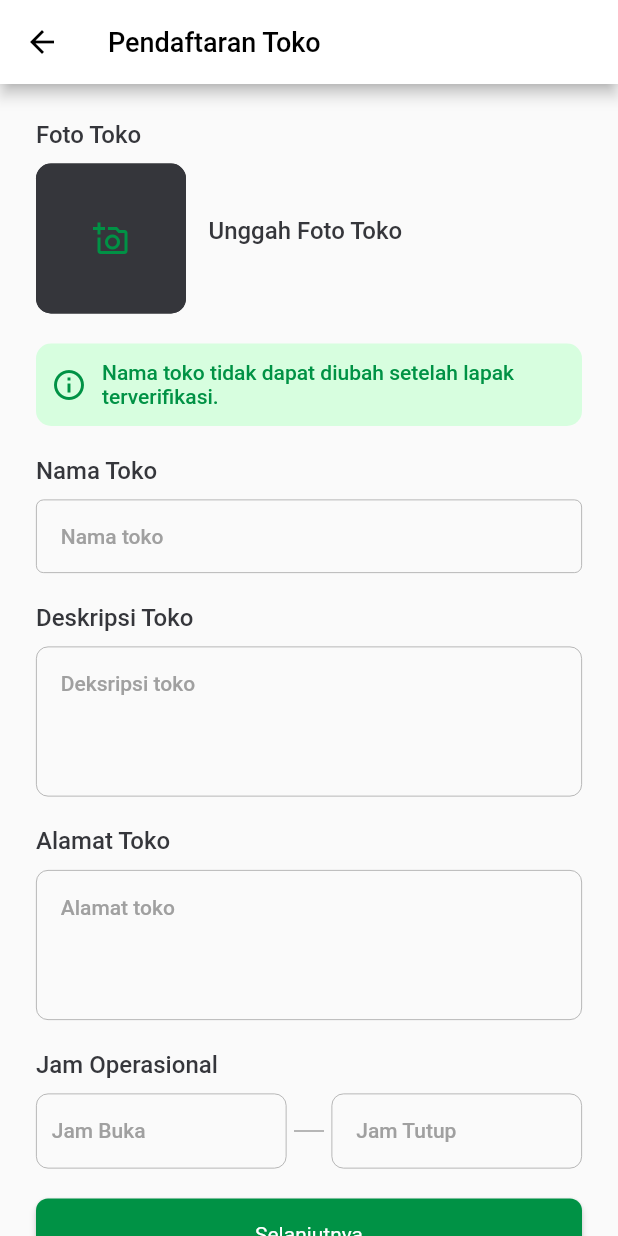
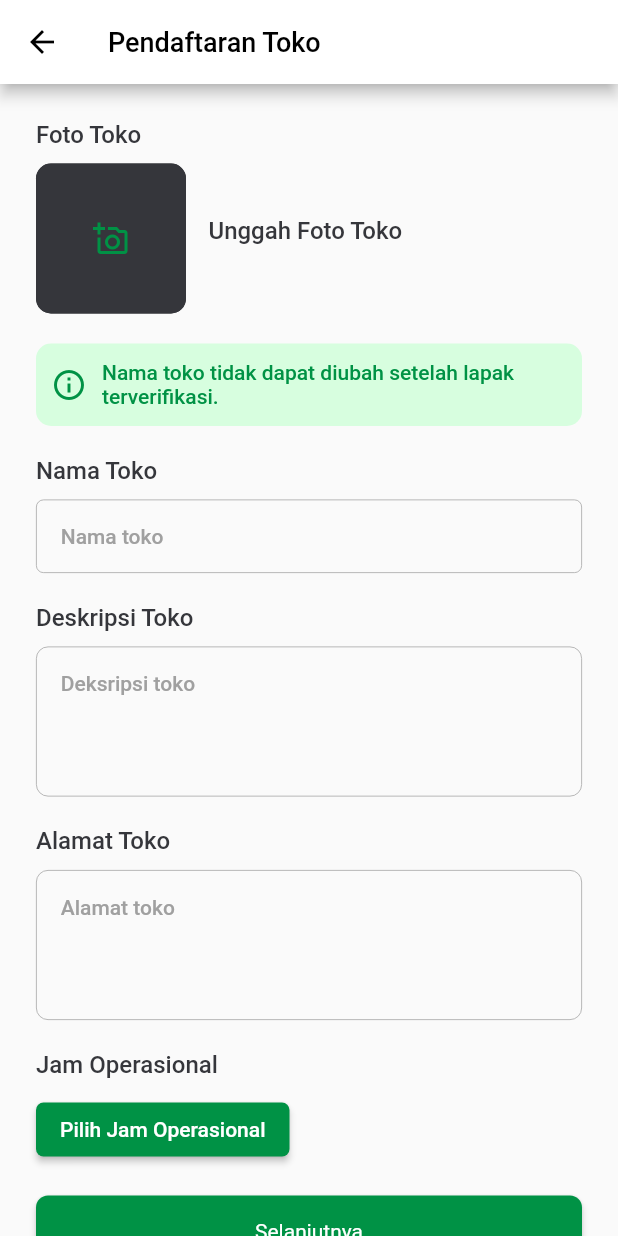
Before and after one commit to Akbarrzql/KangSayur-Seller, a Flutter app: the register_toko screen opened directly, on a phone screen of 412 x 824 dp. Run offline on Flutter 3.47's test engine with Material 2 defaults, Android fonts, the phone set to English and light mode, and no system bars; our stand-ins replace animated_splash_screen, currency_text_input_formatter, flutter_keyboard_visibility, flutter_map, flutter_rating_bar, flutter_svg and 7 more; project files that could hold a hidden picture were left out.

Commit message:
fix [AR]: change selected jam operasional

```diff
--- a/lib/main.dart
+++ b/lib/main.dart
@@ -43,7 +43,7 @@ class MyApp extends StatelessWidget {
         // is not restarted.
         primarySwatch: Colors.green,
       ),
-      home: const register_toko(selectedCategories: []),
+      home: const SplashScreen(),
     );
   }
 }
--- a/lib/ui/auth/register/kategori_toko.dart
+++ b/lib/ui/auth/register/kategori_toko.dart
@@ -35,7 +35,7 @@ class _KategoriTokoState extends State<KategoriToko> {
       context,
       MaterialPageRoute(
         builder: (context) => register_toko(
-          selectedCategories: isChecked,
+          selectedCategoriesOperasional: isChecked,
         ),
       ),
     );
@@ -50,7 +50,7 @@ class _KategoriTokoState extends State<KategoriToko> {
         leading: IconButton(
           icon: Icon(Icons.arrow_back, color: Colors.black),
           onPressed: () => Navigator.of(context).pushAndRemoveUntil(
-              MaterialPageRoute(builder: (context) => register_toko(selectedCategories: [],)),
+              MaterialPageRoute(builder: (context) => register_toko(selectedCategoriesOperasional: [],)),
                   (Route<dynamic> route) => false),
         ),
         backgroundColor: Colors.white,
--- a/lib/ui/auth/register/register_pemilik.dart
+++ b/lib/ui/auth/register/register_pemilik.dart
@@ -161,8 +161,8 @@ class _register_pemilikState extends State<register_pemilik> {
                       Navigator.push(
                         context,
                         MaterialPageRoute(
-                          builder: (context) => const register_toko(
-                            selectedCategories: [],
+                          builder: (context) => register_toko(
+                            selectedCategoriesOperasional: [],
                           ),
                         ),
                       );
--- a/lib/ui/auth/register/register_toko.dart
+++ b/lib/ui/auth/register/register_toko.dart
@@ -5,13 +5,14 @@ import 'package:flutter_svg/svg.dart';
 import 'package:image_picker/image_picker.dart';
 import 'package:kangsayur_seller/common/color_value.dart';
 import 'package:kangsayur_seller/ui/auth/register/kategori_toko.dart';
+import 'package:kangsayur_seller/ui/auth/register/list_operasional_toko.dart';
 import 'package:kangsayur_seller/ui/auth/register/map_page.dart';
 import 'package:kangsayur_seller/ui/auth/register/register_pemilik.dart';
 import '../../widget/textfiled.dart';
 
 class register_toko extends StatefulWidget {
-  const register_toko({Key? key, required this.selectedCategories}) : super(key: key);
-  final List<bool> selectedCategories;
+  const register_toko({Key? key, required this.selectedCategoriesOperasional}) : super(key: key);
+  final List<bool> selectedCategoriesOperasional;
 
   @override
   State<register_toko> createState() => _register_tokoState();
@@ -22,11 +23,10 @@ class _register_tokoState extends State<register_toko> {
   final _namaTokoController = TextEditingController();
   final _deskripsiController = TextEditingController();
   final _alamatController = TextEditingController();
-  final _jamBukaOperasionalController = TextEditingController();
-  final _jamtutupOperasionalController = TextEditingController();
+
   final ImagePicker _picker = ImagePicker();
   File? _imageFile;
-  bool _isCategorySelected = false;
+  bool _isCategorySelectedOperasional = false;
 
   Future<void> _getImage(ImageSource source) async {
     final pickedFile = await _picker.pickImage(source: source);
@@ -50,37 +50,46 @@ class _register_tokoState extends State<register_toko> {
     }
   }
 
-  /*
-  List<String> categoryNames = [    "Bahan Pokok",    "Sayuran",    "Buah Buahan",    "Daging",    "Unggas",    "Telur"  ];
-  List<String> categoryIcons = [
-    "assets/svg/bahan_pokok.svg",
-    "assets/svg/sayuran_1.svg",
-    "assets/svg/buah.svg",
-    "assets/svg/daging.svg",
-    "assets/svg/unggas.svg",
-    "assets/svg/telur.svg"
+  List<String> categoryHari = [
+    "Senin",
+    "Selasa",
+    "Rabu",
+    "Kamis",
+    "Jumat",
+    "Sabtu"];
+
+  //list controller
+  final List<TextEditingController> _jamBukaOperasionalController = [
+    TextEditingController(),
+    TextEditingController(),
+    TextEditingController(),
+    TextEditingController(),
+    TextEditingController(),
+    TextEditingController(),
+    TextEditingController(),
   ];
-   */
+
+  final List<TextEditingController> _jamTutupOperasionalController = [
+    TextEditingController(),
+    TextEditingController(),
+    TextEditingController(),
+    TextEditingController(),
+    TextEditingController(),
+    TextEditingController(),
+    TextEditingController(),
+  ];
+
 
   @override
   void initState() {
     super.initState();
-    /*
     // Check if any category is already selected
-    for (var i = 0; i < widget.selectedCategories.length; i++) {
-      if (widget.selectedCategories[i]) {
-        _isCategorySelected = true;
+    for (var i = 0; i < widget.selectedCategoriesOperasional.length; i++) {
+      if (widget.selectedCategoriesOperasional[i]) {
+        _isCategorySelectedOperasional = true;
         break;
       }
     }
-     */
-  }
-
-  @override
-  void dispose() {
-    _jamBukaOperasionalController.dispose();
-    _jamtutupOperasionalController.dispose();
-    super.dispose();
   }
 
   @override
@@ -90,9 +99,9 @@ class _register_tokoState extends State<register_toko> {
         title: const Text("Pendaftaran Toko",
           style: TextStyle(color: Colors.black, fontSize: 18),),
         leading: IconButton(
-          icon: Icon(Icons.arrow_back, color: Colors.black),
+          icon: const Icon(Icons.arrow_back, color: Colors.black),
           onPressed: () => Navigator.of(context).pushAndRemoveUntil(
-              MaterialPageRoute(builder: (context) => register_pemilik()),
+              MaterialPageRoute(builder: (context) => const register_pemilik()),
                   (Route<dynamic> route) => false),
         ),
         backgroundColor: Colors.white,
@@ -112,7 +121,7 @@ class _register_tokoState extends State<register_toko> {
                   color: ColorValue.neutralColor,
                 ),
               ),
-              SizedBox(
+              const SizedBox(
                 height: 10,
               ),
               //image picker
@@ -139,17 +148,17 @@ class _register_tokoState extends State<register_toko> {
                           color: ColorValue.neutralColor,
                           borderRadius: BorderRadius.circular(10),
                         ),
-                        child: Icon(Icons.add_a_photo_outlined, color: ColorValue.primaryColor,),
+                        child: const Icon(Icons.add_a_photo_outlined, color: ColorValue.primaryColor,),
                       ),
                     ),
                   ),
-                  SizedBox(
+                  const SizedBox(
                     width: 15,
                   ),
                   Column(
                     crossAxisAlignment: CrossAxisAlignment.start,
                     children: [
-                      SizedBox(
+                      const SizedBox(
                         width: 15,
                       ),
                       Text(
@@ -160,7 +169,7 @@ class _register_tokoState extends State<register_toko> {
                           color: ColorValue.neutralColor,
                         ),
                       ),
-                      SizedBox(
+                      const SizedBox(
                         height: 10,
                       ),
                       //kondisi jika foto sudah di upload maka akan menampilkan button upload ulanng
@@ -188,13 +197,13 @@ class _register_tokoState extends State<register_toko> {
                 ],
               ),
               //informasi banner
-              SizedBox(
+              const SizedBox(
                 height: 20,
               ),
               Container(
-                padding: EdgeInsets.all(10),
+                padding: const EdgeInsets.all(10),
                 decoration: BoxDecoration(
-                  color: Color(0xffD7FEDF),
+                  color: const Color(0xffD7FEDF),
                   borderRadius: BorderRadius.circular(10),
                 ),
                 height: 55,
@@ -221,7 +230,7 @@ class _register_tokoState extends State<register_toko> {
                   ],
                 ),
               ),
-              SizedBox(
+              const SizedBox(
                 height: 20,
               ),
               Text(
@@ -232,11 +241,11 @@ class _register_tokoState extends State<register_toko> {
                   color: ColorValue.neutralColor,
                 ),
               ),
-              SizedBox(
+              const SizedBox(
                 height: 10,
               ),
               textfield(context, "Nama toko", _namaTokoController, TextInputType.name),
-              SizedBox(
+              const SizedBox(
                 height: 20,
               ),
               Text(
@@ -247,7 +256,7 @@ class _register_tokoState extends State<register_toko> {
                   color: ColorValue.neutralColor,
                 ),
               ),
-              SizedBox(
+              const SizedBox(
                 height: 10,
               ),
               Container(
@@ -274,91 +283,7 @@ class _register_tokoState extends State<register_toko> {
                   ),
                 ),
               ),
-              /*
-              SizedBox(
-                height: 20,
-              ),
-              Text(
-                "Kategori Toko",
-                style: Theme.of(context).textTheme.subtitle1!.copyWith(
-                  fontWeight: FontWeight.w500,
-                  fontSize: 16,
-                  color: ColorValue.neutralColor,
-                ),
-              ),
-              SizedBox(
-                height: 10,
-              ),
-              if (_isCategorySelected)
-                Column(
-                  crossAxisAlignment: CrossAxisAlignment.start,
-                  children: [
-                    for (var i = 0; i < widget.selectedCategories.length; i++)
-                      if (widget.selectedCategories[i])
-                    Column(
-                      children: [
-                          Row(
-                            children: [
-                              Stack(
-                                alignment: Alignment.center,
-                                children: [
-                                  Container(
-                                    width: 50,
-                                    height: 50,
-                                    //border radius
-                                    decoration: BoxDecoration(
-                                      borderRadius: BorderRadius.circular(5),
-                                      color: ColorValue.primaryColor,
-                                    ),
-                                  ),
-                                  SvgPicture.asset(
-                                    categoryIcons[i],
-                                    width: 30,
-                                    height: 30,
-                                  ),
-                                ],
-                              ),
-                              SizedBox(width: 15,),
-                              Text(
-                                categoryNames[i],
-                                style: Theme.of(context).textTheme.subtitle1!.copyWith(
-                                  fontWeight: FontWeight.w500,
-                                  fontSize: 16,
-                                  color: ColorValue.neutralColor,
-                                ),
-                              ),
-                      ],
-                    ),
-                        SizedBox(height: 10,)
-                          ],
-                        )
-                  ],
-                )
-              else
-                ElevatedButton(
-                  style: ElevatedButton.styleFrom(
-                    primary: ColorValue.primaryColor,
-                    shape: RoundedRectangleBorder(
-                      borderRadius: BorderRadius.circular(5),
-                    ),
-                  ),
-                  onPressed: () {
-                    Navigator.push(
-                        context,
-                        MaterialPageRoute(
-                            builder: (context) => KategoriToko()));
-                  },
-                  child: Text(
-                    "Pilih Kategori Lapak",
-                    style: Theme.of(context).textTheme.subtitle1!.copyWith(
-                      fontWeight: FontWeight.w500,
-                      fontSize: 14,
-                      color: Colors.white,
-                    ),
-                  ),
-                ),
-               */
-              SizedBox(
+              const SizedBox(
                 height: 20,
               ),
               Text(
@@ -369,7 +294,7 @@ class _register_tokoState extends State<register_toko> {
                   color: ColorValue.neutralColor,
                 ),
               ),
-              SizedBox(
+              const SizedBox(
                 height: 10,
               ),
               Container(
@@ -396,7 +321,7 @@ class _register_tokoState extends State<register_toko> {
                   ),
                 ),
               ),
-              SizedBox(
+              const SizedBox(
                 height: 20,
               ),
               Text(
@@ -407,7 +332,27 @@ class _register_tokoState extends State<register_toko> {
                   color: ColorValue.neutralColor,
                 ),
               ),
-              SizedBox(
+              const SizedBox(
+                height: 10,
+              ),
+              if(_isCategorySelectedOperasional)
+                Column(
+                  crossAxisAlignment: CrossAxisAlignment.start,
+                  children: [
+                    for (var i = 0; i < widget.selectedCategoriesOperasional.length; i++)
+                      if(widget.selectedCategoriesOperasional[i])
+                        Column(
+                          crossAxisAlignment: CrossAxisAlignment.start,
+                          children: [
+                            Text(
+                              categoryHari[i],
+                              style: Theme.of(context).textTheme.subtitle1!.copyWith(
+                                fontWeight: FontWeight.w500,
+                                fontSize: 16,
+                                color: ColorValue.neutralColor,
+                              ),
+                            ),
+                            const SizedBox(
                               height: 10,
                             ),
                             Row(
@@ -426,10 +371,10 @@ class _register_tokoState extends State<register_toko> {
                                     child: Padding(
                                       padding: const EdgeInsets.symmetric(horizontal: 10),
                                       child: TextFormField(
-                        controller: _jamBukaOperasionalController,
+                                        controller: _jamBukaOperasionalController[i],
                                         keyboardType: TextInputType.text,
                                         onTap: (){
-                          _selectTime(context, _jamBukaOperasionalController);
+                                          _selectTime(context, _jamBukaOperasionalController[i]);
                                         },
                                         decoration: InputDecoration(
                                           border: InputBorder.none,
@@ -442,7 +387,7 @@ class _register_tokoState extends State<register_toko> {
                                     ),
                                   ),
                                 ),
-                  SizedBox(
+                                const SizedBox(
                                   width: 30,
                                   child: Divider(
                                     color: ColorValue.hintColor,
@@ -465,10 +410,10 @@ class _register_tokoState extends State<register_toko> {
                                     child: Padding(
                                       padding: const EdgeInsets.symmetric(horizontal: 16),
                                       child: TextFormField(
-                          controller: _jamtutupOperasionalController,
+                                        controller: _jamTutupOperasionalController[i],
                                         keyboardType: TextInputType.text,
                                         onTap: (){
-                            _selectTime(context, _jamtutupOperasionalController);
+                                          _selectTime(context, _jamTutupOperasionalController[i]);
                                         },
                                         decoration: InputDecoration(
                                           border: InputBorder.none,
@@ -483,7 +428,37 @@ class _register_tokoState extends State<register_toko> {
                                 ),
                               ],
                             ),
-              SizedBox(
+                            const SizedBox(
+                              height: 20,
+                            ),
+                          ],
+                        ),
+                  ],
+                )
+              else
+                ElevatedButton(
+                  style: ElevatedButton.styleFrom(
+                    primary: ColorValue.primaryColor,
+                    shape: RoundedRectangleBorder(
+                      borderRadius: BorderRadius.circular(5),
+                    ),
+                  ),
+                  onPressed: () {
+                    Navigator.push(
+                        context,
+                        MaterialPageRoute(
+                            builder: (context) => const ListOperasionalToko()));
+                  },
+                  child: Text(
+                    "Pilih Jam Operasional",
+                    style: Theme.of(context).textTheme.subtitle1!.copyWith(
+                      fontWeight: FontWeight.w500,
+                      fontSize: 14,
+                      color: Colors.white,
+                    ),
+                  ),
+                ),
+              const SizedBox(
                 height: 20,
               ),
               Container(
@@ -527,7 +502,7 @@ class _register_tokoState extends State<register_toko> {
         builder: (context) {
           return Container(
             height: 150,
-            padding: EdgeInsets.all(24),
+            padding: const EdgeInsets.all(24),
             child: Column(
               children: [
                 Text(
@@ -538,7 +513,7 @@ class _register_tokoState extends State<register_toko> {
                     color: ColorValue.neutralColor,
                   ),
                 ),
-                SizedBox(
+                const SizedBox(
                   height: 30,
                 ),
                 Row(
@@ -551,11 +526,11 @@ class _register_tokoState extends State<register_toko> {
                       },
                       child: Column(
                         children: [
-                          Icon(
+                          const Icon(
                             Icons.camera_alt_outlined,
                             color: ColorValue.primaryColor,
                           ),
-                          SizedBox(
+                          const SizedBox(
                             height: 10,
                           ),
                           Text(
@@ -579,11 +554,11 @@ class _register_tokoState extends State<register_toko> {
                       },
                       child: Column(
                         children: [
-                          Icon(
+                          const Icon(
                             Icons.photo_outlined,
                             color: ColorValue.primaryColor,
                           ),
-                          SizedBox(
+                          const SizedBox(
                             height: 10,
                           ),
                           Text(
```
Also changed, not shown: lib/ui/auth/register/list_operasional_toko.dart (added, +110 -0 lines). Lines whose indentation alone changed are shown as unchanged.
